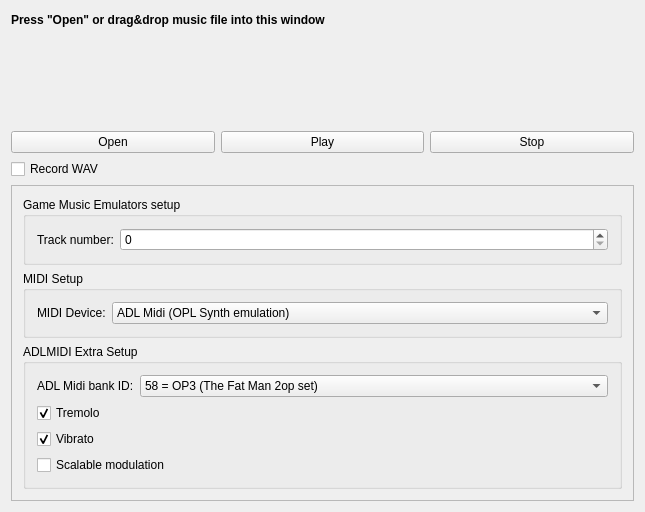
First picture: the form in MusicPlayer/mainwindow.ui, repository WohlSoft/Moondust-Project, before the edit.
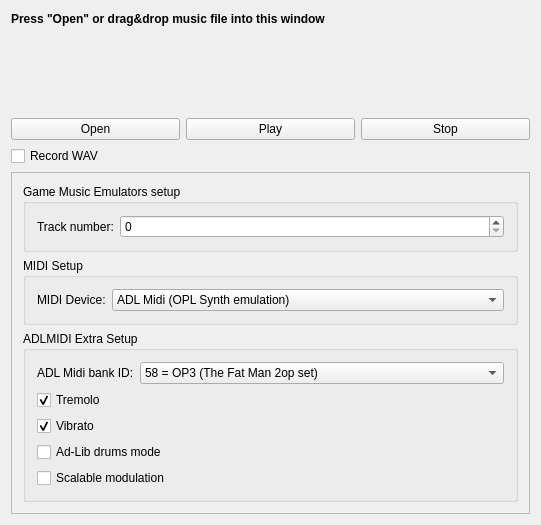
Second picture: the form after the edit. Icons and pictures are not drawn.

The edit to the form file:
```diff
--- a/MusicPlayer/mainwindow.ui
+++ b/MusicPlayer/mainwindow.ui
@@ -6,8 +6,8 @@
    <rect>
     <x>0</x>
     <y>0</y>
-    <width>645</width>
-    <height>512</height>
+    <width>498</width>
+    <height>525</height>
    </rect>
   </property>
   <property name="acceptDrops">
@@ -44,7 +44,7 @@
             </property>
            </widget>
           </item>
-          <item row="2" column="0" colspan="2">
+          <item row="3" column="0" colspan="2">
            <widget class="QCheckBox" name="tremolo">
             <property name="text">
              <string>Tremolo</string>
@@ -54,7 +54,7 @@
             </property>
            </widget>
           </item>
-          <item row="3" column="0" colspan="2">
+          <item row="4" column="0" colspan="2">
            <widget class="QCheckBox" name="vibrato">
             <property name="text">
              <string>Vibrato</string>
@@ -64,7 +64,7 @@
             </property>
            </widget>
           </item>
-          <item row="4" column="0" colspan="2">
+          <item row="6" column="0" colspan="2">
            <widget class="QCheckBox" name="modulation">
             <property name="text">
              <string>Scalable modulation</string>
@@ -411,6 +411,18 @@
               <string>66 = SB (Jammey O'Connel's bank)</string>
              </property>
             </item>
+            <item>
+             <property name="text">
+              <string>67 = TMB (Default bank of Build Engine)</string>
+             </property>
+            </item>
+           </widget>
+          </item>
+          <item row="5" column="0" colspan="2">
+           <widget class="QCheckBox" name="adlibMode">
+            <property name="text">
+             <string>Ad-Lib drums mode</string>
+            </property>
            </widget>
           </item>
          </layout>
```
